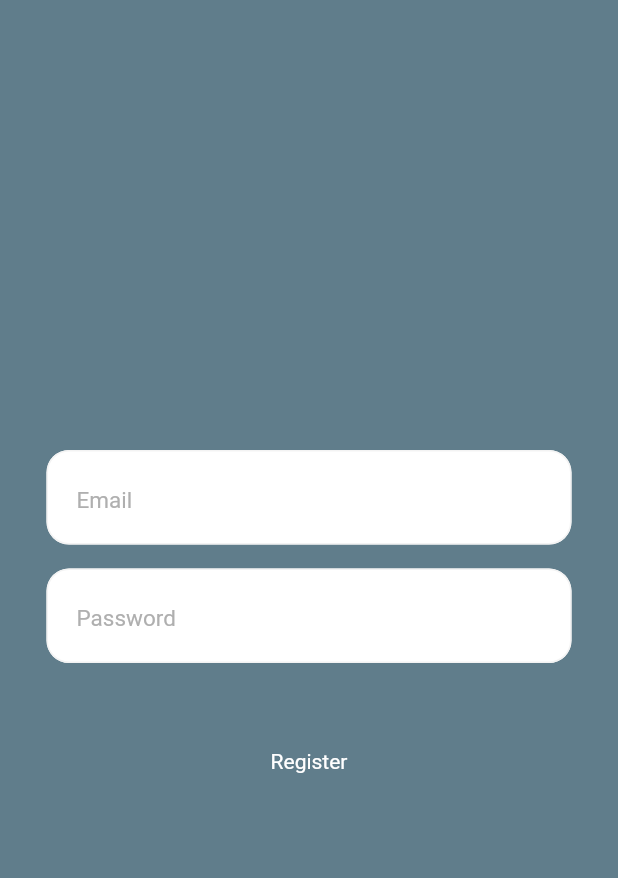
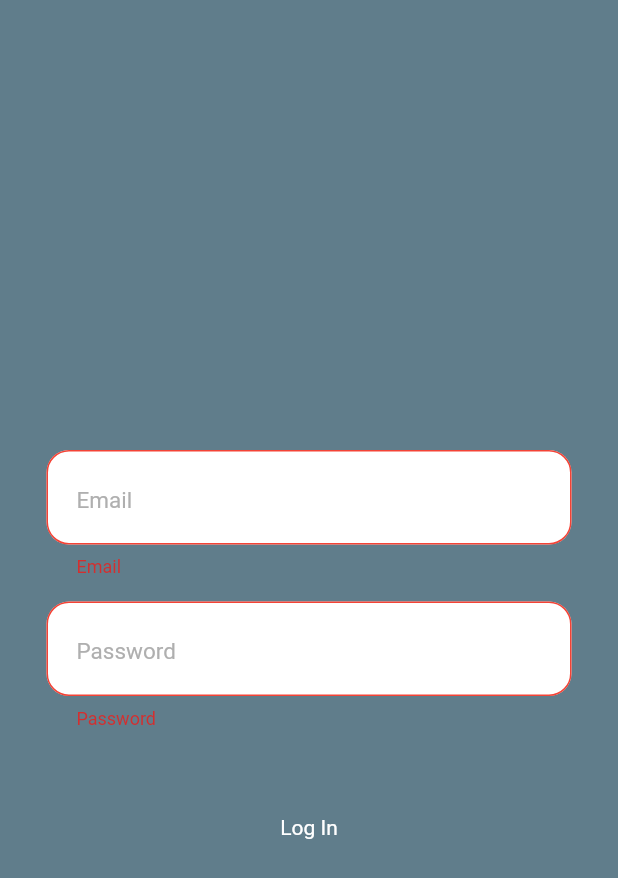
Before and after one commit to moh28/firebase-auth, a Flutter app: the LogInScreen screen opened directly, after a tap on "Log In", on a phone screen of 412 x 824 dp. Shown: the top 878 px of the screen. Run offline on Flutter 3.47's test engine with Material 2 defaults, Android fonts, the phone set to English and light mode, and no system bars; our stand-ins replace firebase_auth, firebase_core, flutter_bloc, kiwi; accounts and stored records are empty.

Commit message:
5 commit

```diff
--- a/lib/core/kiwi.dart
+++ b/lib/core/kiwi.dart
@@ -1,7 +1,9 @@
 
 import 'package:dimo/screens/auth/register/bloc/bloc.dart';
 import 'package:kiwi/kiwi.dart';
+import '../screens/auth/login/bloc/bloc.dart';
 Future<void> initKiwi() async {
   KiwiContainer container = KiwiContainer();
   container.registerFactory((container) => RegisterBloc());
+  container.registerFactory((container) => LogInBloc());
 }
--- a/lib/main.dart
+++ b/lib/main.dart
@@ -1,3 +1,4 @@
+import 'package:dimo/screens/auth/login/view.dart';
 import 'package:dimo/screens/auth/register/view.dart';
 import 'package:firebase_core/firebase_core.dart';
 import 'package:flutter/material.dart';
@@ -22,7 +23,7 @@ class MyApp extends StatelessWidget {
     return MaterialApp(
       title: 'Flutter Demo',
       builder: (context,child)=>child!,
-      home:const RegisterScreen(),
+      home:const LogInScreen(),
     );
   }
 }
--- /dev/null
+++ b/lib/screens/auth/login/bloc/bloc.dart
@@ -0,0 +1,36 @@
+
+import 'package:dimo/screens/auth/login/bloc/states.dart';
+import 'package:firebase_auth/firebase_auth.dart';
+import 'package:flutter/material.dart';
+import 'package:flutter_bloc/flutter_bloc.dart';
+
+import 'events.dart';
+
+class LogInBloc extends Bloc<LogInEvents, LogInStates> {
+  LogInBloc() : super((LogInInitialState())) {
+    on<LogInPostEvent>(_postSignUp);
+  }
+  final GlobalKey<FormState> formKey = GlobalKey<FormState>();
+  final auth=FirebaseAuth.instance;
+  Future< void> _postSignUp(
+      LogInPostEvent event, Emitter<LogInStates> emit) async {
+    emit(LogInLoadingState());
+    try {
+      UserCredential user=await  auth.signInWithEmailAndPassword(email: event.emailController.text,
+          password: event.passwordController.text,);
+      if(user.user?.uid!=null) {
+        emit(LogInSuccessState('LogIn Successfully'));
+      }else if(user.user?.uid==null){
+        emit(LogInNoTokenState("Oops there is a problem"));
+      }
+    }on FirebaseAuthException catch (e) {
+      if (e.code == 'user-not-found') {
+        emit(LogInNoUserFoundState('No user found for that email.'));
+      } else if (e.code == 'wrong-password') {
+        emit(LogInWrongPasswordState('Wrong password provided for that user.'));
+      }
+    } catch (error) {
+      emit(LogInErrorState('Check Your Internet Connection'));
+    }
+  }
+}
--- /dev/null
+++ b/lib/screens/auth/login/bloc/events.dart
@@ -0,0 +1,9 @@
+import 'package:flutter/material.dart';
+class LogInEvents {}
+class LogInPostEvent extends LogInEvents {
+  late TextEditingController emailController, passwordController;
+  LogInPostEvent() {
+    emailController = TextEditingController();
+    passwordController = TextEditingController();
+  }
+}
--- /dev/null
+++ b/lib/screens/auth/login/bloc/states.dart
@@ -0,0 +1,27 @@
+class LogInStates {}
+class LogInInitialState extends LogInStates {}
+class LogInLoadingState extends LogInStates {}
+class LogInSuccessState extends LogInStates {
+  final String msg;
+
+  LogInSuccessState(this.msg);
+}
+class LogInErrorState extends LogInStates {
+  final String msg;
+ LogInErrorState(this.msg);
+}
+class LogInWrongPasswordState extends LogInStates {
+  final String msg;
+
+  LogInWrongPasswordState(this.msg);
+}
+class LogInNoUserFoundState extends LogInStates {
+  final String msg;
+
+  LogInNoUserFoundState(this.msg);
+}
+class LogInNoTokenState extends LogInStates {
+  final String msg;
+
+  LogInNoTokenState(this.msg);
+}
--- a/lib/screens/auth/login/view.dart
+++ b/lib/screens/auth/login/view.dart
@@ -1,25 +1,33 @@
-
 import 'package:dimo/core/colors.dart';
 import 'package:dimo/core/widgets/app_button.dart';
 import 'package:dimo/core/widgets/app_input.dart';
+import 'package:dimo/screens/auth/login/bloc/states.dart';
+import 'package:dimo/screens/auth/register/view.dart';
 import 'package:flutter/material.dart';
-import '../register/view.dart';
+import 'package:flutter_bloc/flutter_bloc.dart';
+import 'package:kiwi/kiwi.dart';
+import '../../../core/app_router.dart';
+import 'bloc/bloc.dart';
+import 'bloc/events.dart';
+
 class LogInScreen extends StatefulWidget {
   const LogInScreen({Key? key}) : super(key: key);
+
   @override
   State<LogInScreen> createState() => _LogInScreenState();
 }
+
 class _LogInScreenState extends State<LogInScreen> {
-  final GlobalKey<FormState> formKey = GlobalKey<FormState>();
-  final passwordController=TextEditingController();
-  final emailController=TextEditingController();
+  final bloc = KiwiContainer().resolve<LogInBloc>();
+  final event = LogInPostEvent();
+
   @override
   Widget build(BuildContext context) {
     return Scaffold(
       backgroundColor: primaryColor,
       body: SingleChildScrollView(
         child: Form(
-          key: formKey,
+          key: bloc.formKey,
           child: Padding(
             padding: const EdgeInsets.symmetric(horizontal: 31),
             child: Column(
@@ -28,47 +36,77 @@ class _LogInScreenState extends State<LogInScreen> {
                 const SizedBox(
                   height: 300,
                 ),
-                AppInput(bottom: 16,
-                  controller: emailController,
+                AppInput(
+                  bottom: 16,
+                  controller: event.emailController,
                   validate: (value) {
                     if (value!.isEmpty) {
-                      return"Email";
-                    }else {
+                      return "Email";
+                    } else {
                       return null;
                     }
                   },
                   hint: 'Email',
                 ),
-
                 AppInput(
                   secureText: true,
-                  controller:passwordController,
+                  controller: event.passwordController,
                   validate: (value) {
                     if (value!.isEmpty) {
                       return "Password";
-                    }else {
+                    } else {
                       return null;
                     }
                   },
-                  hint:'Password',
+                  hint: 'Password',
                   bottom: 8,
                 ),
-                AppButton(
+                BlocConsumer(
+                  bloc: bloc,
+                  builder: (BuildContext context, state) {
+                    return AppButton(
                       top: 31,
                       bottom: 31,
                       onTap: () {
-                        Navigator.pushReplacement(context, MaterialPageRoute(builder: (context)=>const RegisterScreen()));
-                      /*  final FormState form = formKey.currentState!;
+                        final FormState form = bloc.formKey.currentState!;
                         if (form.validate()) {
-
-                        }*/
+                          bloc.add(event);
+                        }
                       },
                       component: 'Log In',
-                    ),
-
-]
+                    );
+                  },
+                  listener: (BuildContext context, Object? state) {
+                    if (state is LogInSuccessState) {
+                      ScaffoldMessenger.of(context).showSnackBar(SnackBar(
+                        content: Text(state.msg),
+                      ));
+                      AppRouter.navigateAndFinish(
+                          context, const RegisterScreen());
+                    } else if (state is LogInWrongPasswordState) {
+                      ScaffoldMessenger.of(context).showSnackBar(SnackBar(
+                        content: Text(state.msg),
+                      ));
+                    } else if (state is LogInNoUserFoundState) {
+                      ScaffoldMessenger.of(context).showSnackBar(SnackBar(
+                        content: Text(state.msg),
+                      ));
+                    } else if (state is LogInErrorState) {
+                      ScaffoldMessenger.of(context).showSnackBar(SnackBar(
+                        content: Text(state.msg),
+                      ));
+                    } else if (state is LogInNoTokenState) {
+                      ScaffoldMessenger.of(context).showSnackBar(SnackBar(
+                        content: Text(state.msg),
+                      ));
+                    }
+                  },
+                ),
+              ],
+            ),
+          ),
         ),
-      ),),)
+      ),
     );
   }
 }
--- a/lib/screens/auth/register/bloc/states.dart
+++ b/lib/screens/auth/register/bloc/states.dart
@@ -2,11 +2,26 @@ class RegisterStates {}
 class RegisterInitialState extends RegisterStates {}
 class RegisterLoadingState extends RegisterStates {}
 class RegisterSuccessState extends RegisterStates {
+  final String msg;
+
+  RegisterSuccessState(this.msg);
 }
 class RegisterErrorState extends RegisterStates {
-  final String? msg;
-  RegisterErrorState({this.msg});
+  final String msg;
+  RegisterErrorState(this.msg);
 }
-class RegisterWeakPasswordState extends RegisterStates {}
-class RegisterAlreadyExistsState extends RegisterStates {}
-class RegisterNoTokenState extends RegisterStates {}
+class RegisterWeakPasswordState extends RegisterStates {
+  final String msg;
+
+  RegisterWeakPasswordState(this.msg);
+}
+class RegisterAlreadyExistsState extends RegisterStates {
+  final String msg;
+
+  RegisterAlreadyExistsState(this.msg);
+}
+class RegisterNoTokenState extends RegisterStates {
+  final String msg;
+
+  RegisterNoTokenState(this.msg);
+}
```
Also changed, not shown: lib/screens/auth/register/bloc/bloc.dart (+5 -7 lines), lib/screens/auth/register/view.dart (+10 -10 lines).
